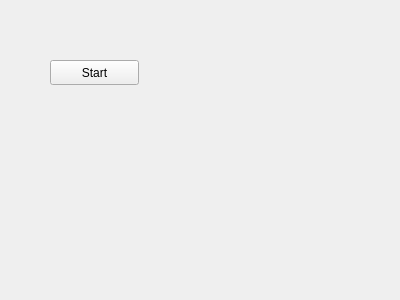
Above: src/rqt_bag_manager/resource/bag_manager.ui from robobe/ros2_media_manager before the change. Below: the same form after it.
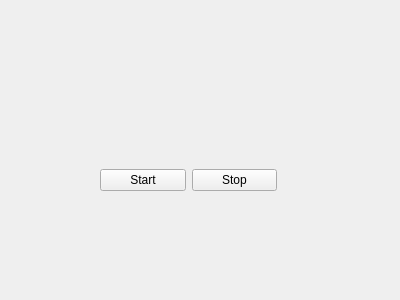
That is the form after the change.

```diff
--- a/src/rqt_bag_manager/resource/bag_manager.ui
+++ b/src/rqt_bag_manager/resource/bag_manager.ui
@@ -13,18 +13,31 @@
   <property name="windowTitle">
    <string>Bag Manager</string>
   </property>
-  <widget class="QPushButton" name="cmdStartStopImageCompress">
+  <widget class="QWidget" name="horizontalLayoutWidget">
    <property name="geometry">
     <rect>
-     <x>50</x>
-     <y>60</y>
-     <width>89</width>
-     <height>25</height>
+     <x>100</x>
+     <y>140</y>
+     <width>177</width>
+     <height>80</height>
     </rect>
    </property>
+   <layout class="QHBoxLayout" name="horizontalLayout">
+    <item>
+     <widget class="QPushButton" name="cmdStartStopImageCompress">
    <property name="text">
     <string>Start</string>
    </property>
+     </widget>
+    </item>
+    <item>
+     <widget class="QPushButton" name="cmd_compress_media_stop">
+      <property name="text">
+       <string>Stop</string>
+      </property>
+     </widget>
+    </item>
+   </layout>
   </widget>
  </widget>
  <resources/>
```
Lines whose indentation alone changed are shown as unchanged.
